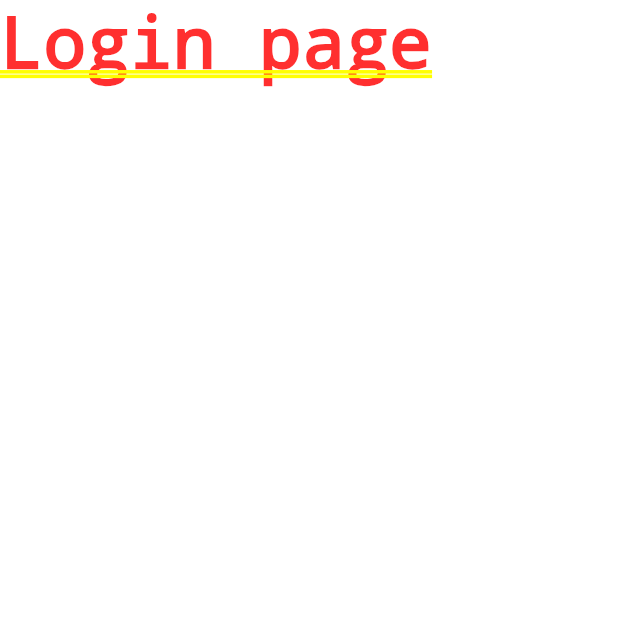
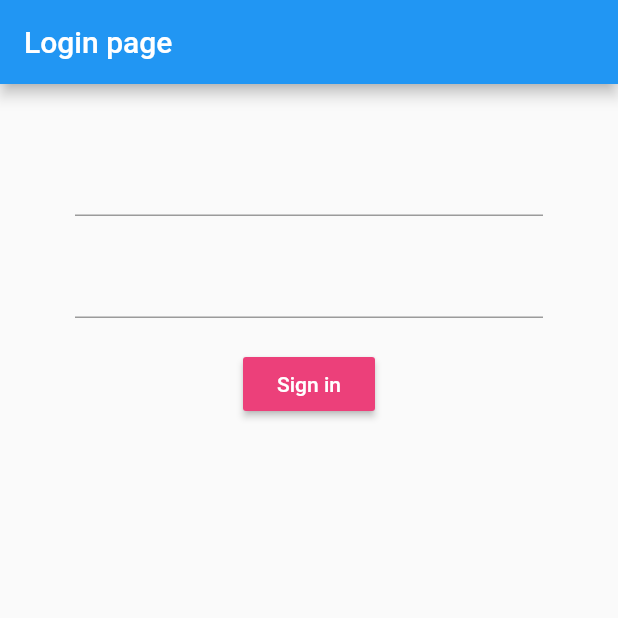
Before and after one commit to mu-suke/flutter_fire_with_provider, a Flutter app: the screen it shows after launch, on a phone screen of 412 x 824 dp, the top half of it. Run offline on Flutter 3.47's test engine with Material 2 defaults, Android fonts, the phone set to English and light mode, and no system bars; our stand-ins replace firebase_auth, firebase_core; accounts and stored records are empty.

Commit message:
Implement login page UI

```diff
--- a/lib/views/login_page.dart
+++ b/lib/views/login_page.dart
@@ -1,10 +1,61 @@
 import 'package:flutter/material.dart';
+import 'package:flutter_firebase_provider/services/user_service.dart';
 
-class LoginPage extends StatelessWidget {
+class LoginPage extends StatefulWidget {
+  @override
+  _LoginPageState createState() => _LoginPageState();
+}
+
+class _LoginPageState extends State<LoginPage> {
+  final UserService _auth = UserService();
+
+  String email = '';
+  String password = '';
+
   @override
   Widget build(BuildContext context) {
-    return Container(
-      child: const Text('Login page'),
+    return Scaffold(
+      appBar: AppBar(
+        title: const Text('Login page'),
+      ),
+      body: Container(
+        padding: EdgeInsets.symmetric(vertical: 20.0, horizontal: 50.0),
+        child: Form(
+            child: Column(
+              children: <Widget>[
+                SizedBox(height: 20.0),
+                TextFormField(
+                  onChanged: (val) {
+                    setState(() {
+                      email = val;
+                    });
+                  },
+                ),
+                SizedBox(height: 20.0),
+                TextFormField(
+                  obscureText: true,
+                  onChanged: (val) {
+                    setState(() {
+                      password = val;
+                    });
+                  },
+                ),
+                SizedBox(height: 20.0),
+                RaisedButton(
+                  color: Colors.pink[400],
+                  child: Text(
+                    'Sign in',
+                    style: TextStyle(color: Colors.white),
+                  ),
+                  onPressed: () async {
+                    print(email);
+                    print(password);
+                  },
+                )
+              ],
+            )
+        ),
+      ),
     );
   }
 }
```
